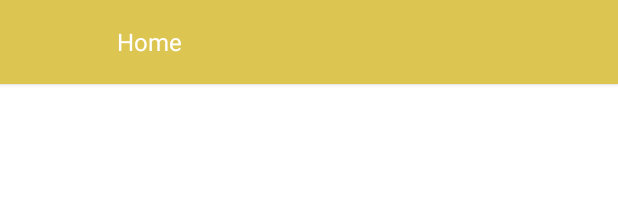
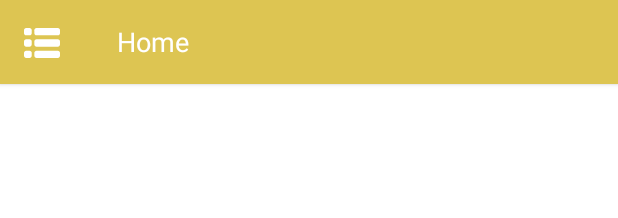
Before and after one commit to MixaPlt/EKNMLogistics-android, an Android app: the layout fragment_home.xml on its own in the app's theme, with its tools: preview values and no code run, on a phone screen of 412 x 824 dp. Shown: the top 218 px of the screen. Run offline under Robolectric (Android 15) with nearby library versions, the phone set to English and light mode, and no system bars.

Commit message:
Add open drawer toolbar button

```diff
--- a/app/src/main/java/net/eknm/eknmlogistics/root/RootActivity.kt
+++ b/app/src/main/java/net/eknm/eknmlogistics/root/RootActivity.kt
@@ -1,9 +1,11 @@
 package net.eknm.eknmlogistics.root
 
+import android.annotation.SuppressLint
 import android.content.Context
 import android.content.Intent
 import android.content.pm.PackageManager
 import android.os.Bundle
+import android.view.Gravity
 import androidx.core.app.ActivityCompat
 import androidx.core.content.ContextCompat
 import androidx.databinding.DataBindingUtil
@@ -17,6 +19,7 @@ import kotlinx.android.synthetic.main.layout_drawer.view.*
 import net.eknm.eknmlogistics.BR
 import net.eknm.eknmlogistics.R
 import net.eknm.eknmlogistics.android.base.navigation.BaseFragmentActivity
+import net.eknm.eknmlogistics.android.base.navigation.DrawerManager
 import net.eknm.eknmlogistics.authorization.LoginActivity
 import net.eknm.eknmlogistics.databinding.ActivityRootBinding
 import net.eknm.eknmlogistics.home.HomeFragment
@@ -98,6 +101,19 @@ class RootActivity : BaseFragmentActivity<RootViewModel>() {
             .commit()
     }
 
+    @SuppressLint("RtlHardcoded")
+    private fun openDrawer(animated: Boolean = true) {
+        drawerLayout.openDrawer(Gravity.LEFT, animated)
+    }
+
+    override fun onAttachFragment(childFragment: Fragment) {
+        if (childFragment is DrawerManager) {
+            childFragment.openDrawerEvent.observe(this, Observer {
+                openDrawer()
+            })
+        }
+    }
+
     private fun checkPermissions(): Boolean {
         val neededPermissions = permissionsList.filter { permission ->
             ContextCompat.checkSelfPermission(this, permission) != PackageManager.PERMISSION_GRANTED
--- /dev/null
+++ b/app/src/main/res/drawable/ic_menu.xml
@@ -0,0 +1,24 @@
+<vector android:height="24dp"
+    android:viewportHeight="297"
+    android:viewportWidth="297"
+    android:width="24dp"
+    xmlns:android="http://schemas.android.com/apk/res/android">
+    <path
+        android:fillColor="#FF000000"
+        android:pathData="M279.368,24.726H102.992c-9.722,0 -17.632,7.91 -17.632,17.632V67.92c0,9.722 7.91,17.632 17.632,17.632h176.376c9.722,0 17.632,-7.91 17.632,-17.632V42.358C297,32.636 289.09,24.726 279.368,24.726z" />
+    <path
+        android:fillColor="#FF000000"
+        android:pathData="M279.368,118.087H102.992c-9.722,0 -17.632,7.91 -17.632,17.632v25.562c0,9.722 7.91,17.632 17.632,17.632h176.376c9.722,0 17.632,-7.91 17.632,-17.632v-25.562C297,125.997 289.09,118.087 279.368,118.087z" />
+    <path
+        android:fillColor="#FF000000"
+        android:pathData="M279.368,211.448H102.992c-9.722,0 -17.632,7.91 -17.632,17.633v25.561c0,9.722 7.91,17.632 17.632,17.632h176.376c9.722,0 17.632,-7.91 17.632,-17.632v-25.561C297,219.358 289.09,211.448 279.368,211.448z" />
+    <path
+        android:fillColor="#FF000000"
+        android:pathData="M45.965,24.726H17.632C7.91,24.726 0,32.636 0,42.358V67.92c0,9.722 7.91,17.632 17.632,17.632h28.333c9.722,0 17.632,-7.91 17.632,-17.632V42.358C63.597,32.636 55.687,24.726 45.965,24.726z" />
+    <path
+        android:fillColor="#FF000000"
+        android:pathData="M45.965,118.087H17.632C7.91,118.087 0,125.997 0,135.719v25.562c0,9.722 7.91,17.632 17.632,17.632h28.333c9.722,0 17.632,-7.91 17.632,-17.632v-25.562C63.597,125.997 55.687,118.087 45.965,118.087z" />
+    <path
+        android:fillColor="#FF000000"
+        android:pathData="M45.965,211.448H17.632C7.91,211.448 0,219.358 0,229.081v25.561c0,9.722 7.91,17.632 17.632,17.632h28.333c9.722,0 17.632,-7.91 17.632,-17.632v-25.561C63.597,219.358 55.687,211.448 45.965,211.448z" />
+</vector>
--- a/app/src/main/res/layout/fragment_home.xml
+++ b/app/src/main/res/layout/fragment_home.xml
@@ -19,11 +19,12 @@
 
         <net.eknm.eknmlogistics.android.ToolbarView
             style="@style/DefaultToolbarStyle"
+            leftActionClickListener="@{() -> viewModel.openDrawer()}"
             android:layout_width="0dp"
             app:layout_constraintEnd_toEndOf="parent"
             app:layout_constraintStart_toStartOf="parent"
             app:layout_constraintTop_toTopOf="parent"
-            app:leftActionIconDrawable="@null"
+            app:leftActionIconDrawable="@drawable/ic_menu"
             app:titleText="@string/home"
             />
 
--- a/app/src/main/res/layout/toolbar.xml
+++ b/app/src/main/res/layout/toolbar.xml
@@ -33,7 +33,7 @@
         android:layout_marginEnd="0dp"
         android:gravity="center|start"
         android:lineSpacingExtra="4sp"
-        android:textSize="16sp"
+        android:textSize="18sp"
         android:textColor="@android:color/white"
         app:layout_constraintBottom_toBottomOf="parent"
         app:layout_constraintEnd_toStartOf="@id/rightActionIcon"
```
